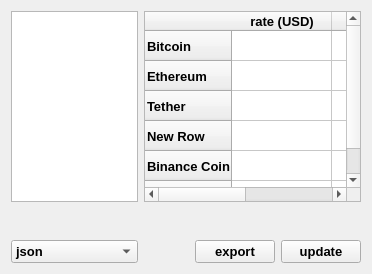
The window that app/ui/newland.ui (DanilaEfimov/CashTracker) describes before a commit, drawn with Qt 5.
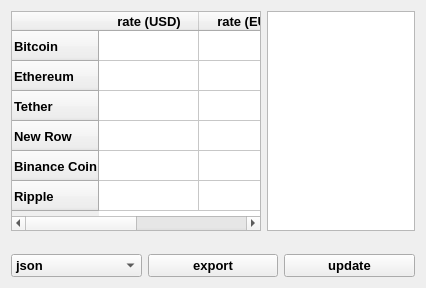
The same window after the commit.

Commit message: newland widget was started, network_py just about finished

Diff of the .ui file:
```diff
--- a/app/ui/newland.ui
+++ b/app/ui/newland.ui
@@ -6,8 +6,8 @@
    <rect>
     <x>0</x>
     <y>0</y>
-    <width>372</width>
-    <height>274</height>
+    <width>426</width>
+    <height>288</height>
    </rect>
   </property>
   <property name="font">
@@ -20,10 +20,9 @@
    <string>Form</string>
   </property>
   <layout class="QGridLayout" name="gridLayout">
-   <item row="0" column="0">
-    <widget class="QTextEdit" name="textEdit"/>
-   </item>
-   <item row="0" column="1" colspan="3">
+   <item row="0" column="0" colspan="3">
+    <layout class="QHBoxLayout" name="horizontalLayout">
+     <item>
     <widget class="QTableWidget" name="tableWidget">
      <property name="sizePolicy">
       <sizepolicy hsizetype="Preferred" vsizetype="Preferred">
@@ -33,8 +32,8 @@
      </property>
      <property name="minimumSize">
       <size>
-       <width>217</width>
-       <height>191</height>
+         <width>250</width>
+         <height>220</height>
       </size>
      </property>
      <property name="font">
@@ -85,18 +84,17 @@
      </column>
     </widget>
    </item>
-   <item row="1" column="1">
-    <spacer name="verticalSpacer">
-     <property name="orientation">
-      <enum>Qt::Orientation::Vertical</enum>
-     </property>
-     <property name="sizeHint" stdset="0">
+     <item>
+      <widget class="QTextEdit" name="textEdit">
+       <property name="maximumSize">
       <size>
-       <width>20</width>
-       <height>40</height>
-      </size>
-     </property>
-    </spacer>
+         <width>200</width>
+         <height>16777215</height>
+        </size>
+       </property>
+      </widget>
+     </item>
+    </layout>
    </item>
    <item row="2" column="0">
     <widget class="QComboBox" name="formats">
@@ -112,20 +110,33 @@
      </item>
     </widget>
    </item>
-   <item row="2" column="2">
+   <item row="2" column="1">
     <widget class="QPushButton" name="export_btn">
      <property name="text">
       <string>export</string>
      </property>
     </widget>
    </item>
-   <item row="2" column="3">
+   <item row="2" column="2">
     <widget class="QPushButton" name="update_btn">
      <property name="text">
       <string>update</string>
      </property>
     </widget>
    </item>
+   <item row="1" column="0" colspan="3">
+    <spacer name="verticalSpacer">
+     <property name="orientation">
+      <enum>Qt::Orientation::Vertical</enum>
+     </property>
+     <property name="sizeHint" stdset="0">
+      <size>
+       <width>20</width>
+       <height>40</height>
+      </size>
+     </property>
+    </spacer>
+   </item>
   </layout>
  </widget>
  <resources/>
```
Lines whose indentation alone changed are shown as unchanged. The commit also changes 16 other files.
